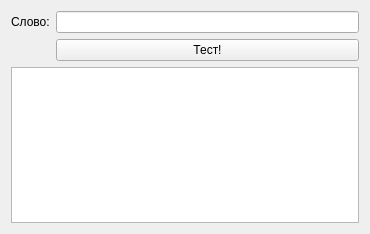
This is LGen2UI/lemmatizerform.ui in vinni-au/l-gen as Qt 5 draws it before an edit. The edited form follows.
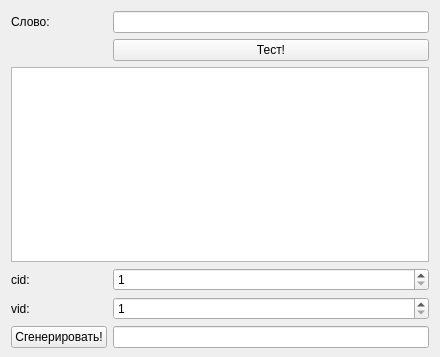
This is the edited form.

The edit to the form file:
```diff
--- a/LGen2UI/lemmatizerform.ui
+++ b/LGen2UI/lemmatizerform.ui
@@ -6,8 +6,8 @@
    <rect>
     <x>0</x>
     <y>0</y>
-    <width>370</width>
-    <height>234</height>
+    <width>440</width>
+    <height>357</height>
    </rect>
   </property>
   <property name="sizePolicy">
@@ -20,6 +20,18 @@
    <string>Лемматизатор</string>
   </property>
   <layout class="QFormLayout" name="formLayout">
+   <property name="sizeConstraint">
+    <enum>QLayout::SetDefaultConstraint</enum>
+   </property>
+   <property name="fieldGrowthPolicy">
+    <enum>QFormLayout::AllNonFixedFieldsGrow</enum>
+   </property>
+   <property name="rowWrapPolicy">
+    <enum>QFormLayout::DontWrapRows</enum>
+   </property>
+   <property name="bottomMargin">
+    <number>9</number>
+   </property>
    <item row="0" column="0">
     <widget class="QLabel" name="label">
      <property name="text">
@@ -40,6 +52,50 @@
      </property>
     </widget>
    </item>
+   <item row="3" column="0">
+    <widget class="QLabel" name="label_2">
+     <property name="text">
+      <string>cid:</string>
+     </property>
+    </widget>
+   </item>
+   <item row="3" column="1">
+    <widget class="QSpinBox" name="sb_cid">
+     <property name="minimum">
+      <number>1</number>
+     </property>
+    </widget>
+   </item>
+   <item row="4" column="0">
+    <widget class="QLabel" name="label_3">
+     <property name="text">
+      <string>vid:</string>
+     </property>
+    </widget>
+   </item>
+   <item row="4" column="1">
+    <widget class="QSpinBox" name="sb_vid">
+     <property name="suffix">
+      <string/>
+     </property>
+     <property name="minimum">
+      <number>1</number>
+     </property>
+     <property name="maximum">
+      <number>51</number>
+     </property>
+    </widget>
+   </item>
+   <item row="5" column="0">
+    <widget class="QPushButton" name="pushButton_2">
+     <property name="text">
+      <string>Сгенерировать!</string>
+     </property>
+    </widget>
+   </item>
+   <item row="5" column="1">
+    <widget class="QLineEdit" name="lineEdit_2"/>
+   </item>
    <item row="1" column="1">
     <widget class="QPushButton" name="pushButton">
      <property name="text">
```
